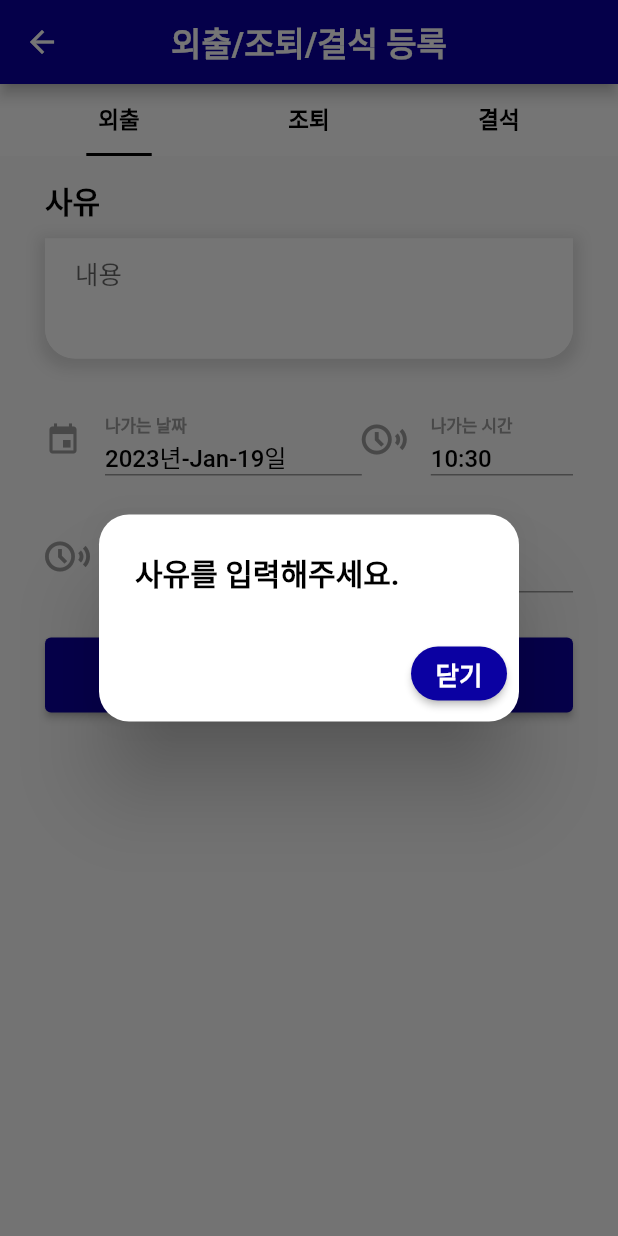
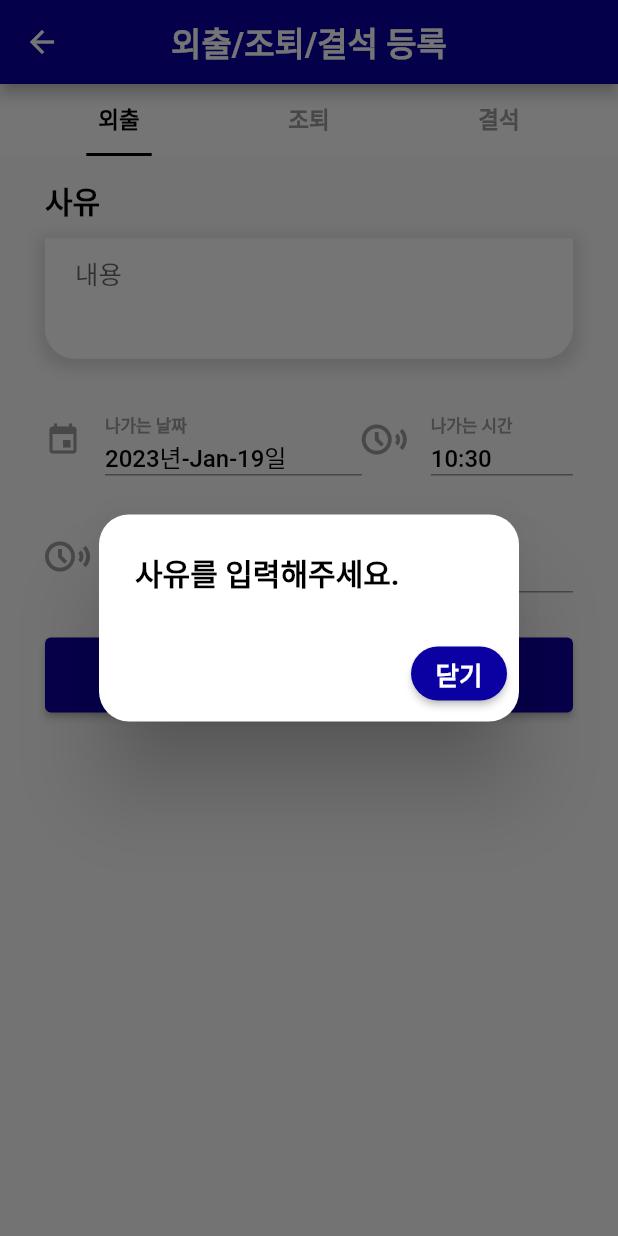
Before and after one commit to Jake6680/allcare, a Flutter app: the LeaveAddUI screen opened directly, after a tap on "등록", on a phone screen of 412 x 824 dp. Run offline on Flutter 3.47's test engine with Material 2 defaults, Android fonts, the phone set to English and light mode, and no system bars; drawn by our look-alikes of date_time_picker; our stand-ins replace cloud_firestore, firebase_auth, firebase_core, firebase_database, flutter_local_notifications, flutter_native_splash and 5 more; missing offline and left inert: animated_overflow, network_info_plus; accounts and stored records are empty.

Commit message:
error clear!

```diff
--- a/lib/pages/leave.dart
+++ b/lib/pages/leave.dart
@@ -337,7 +337,7 @@ class TabBarDelegate extends SliverPersistentHeaderDelegate {
               padding: const EdgeInsets.symmetric(horizontal: 8),
               color: Colors.white,
               child: Text(
-                "외출", style: style.dropDownBoxText,
+                "외출", style: style.dropDownBoxText2,
               ),
             ),
           ),
@@ -346,7 +346,7 @@ class TabBarDelegate extends SliverPersistentHeaderDelegate {
               padding: const EdgeInsets.symmetric(horizontal: 8),
               color: Colors.white,
               child: Text(
-                "조퇴", style: style.dropDownBoxText,
+                "조퇴", style: style.dropDownBoxText2,
               ),
             ),
           ),
@@ -355,7 +355,7 @@ class TabBarDelegate extends SliverPersistentHeaderDelegate {
               padding: const EdgeInsets.symmetric(horizontal: 8),
               color: Colors.white,
               child: Text(
-                "결석", style: style.dropDownBoxText,
+                "결석", style: style.dropDownBoxText2,
               ),
             ),
           ),
--- a/lib/style.dart
+++ b/lib/style.dart
@@ -30,6 +30,7 @@ const dialogCheckText = TextStyle(fontSize: 17, fontWeight: FontWeight.w600);
 const dialogCheckTextWhite = TextStyle(fontSize: 20, fontWeight: FontWeight.w600, color: Colors.white);
 const dialogCheckTextBlack = TextStyle(fontSize: 20, fontWeight: FontWeight.w600, color: Colors.black);
 const dropDownBoxText = TextStyle(fontSize: 15, fontWeight: FontWeight.w600, color: Colors.black);
+const dropDownBoxText2 = TextStyle(fontSize: 15, fontWeight: FontWeight.w600);
 const dropDownBoxTextgrey = TextStyle(fontSize: 15, fontWeight: FontWeight.w600, color: Colors.grey);
 const dateSelecter = TextStyle(fontSize: 16, fontWeight: FontWeight.w500, color: Colors.black);
 const dateSelecterFix = TextStyle(fontSize: 16, fontWeight: FontWeight.w500, color: Colors.grey);
--- a/pubspec.yaml
+++ b/pubspec.yaml
@@ -33,7 +33,6 @@ dependencies:
     sdk: flutter
   flutter_localizations:
       sdk: flutter
-  http: ^0.13.5
   animated_overflow: ^2.0.0
   shared_preferences: ^2.0.11
   flutter_local_notifications: ^9.1.5
```
Also changed, not shown: lib/pages/lunchboxadd.dart (+8 -4 lines), pubspec.lock.
